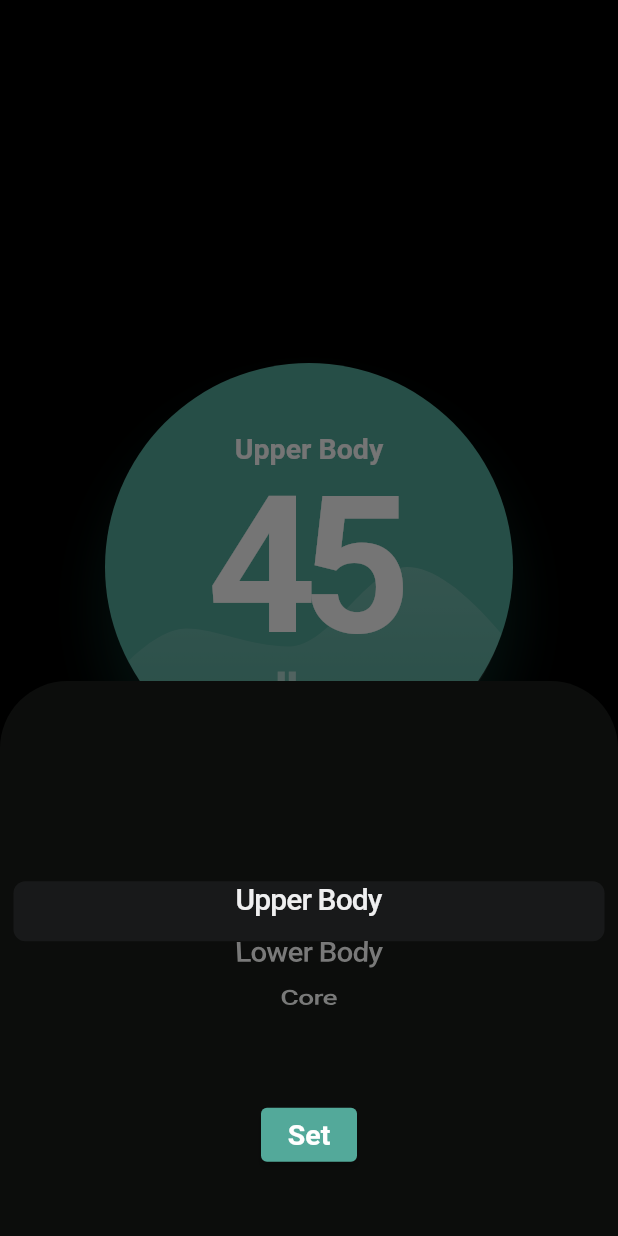
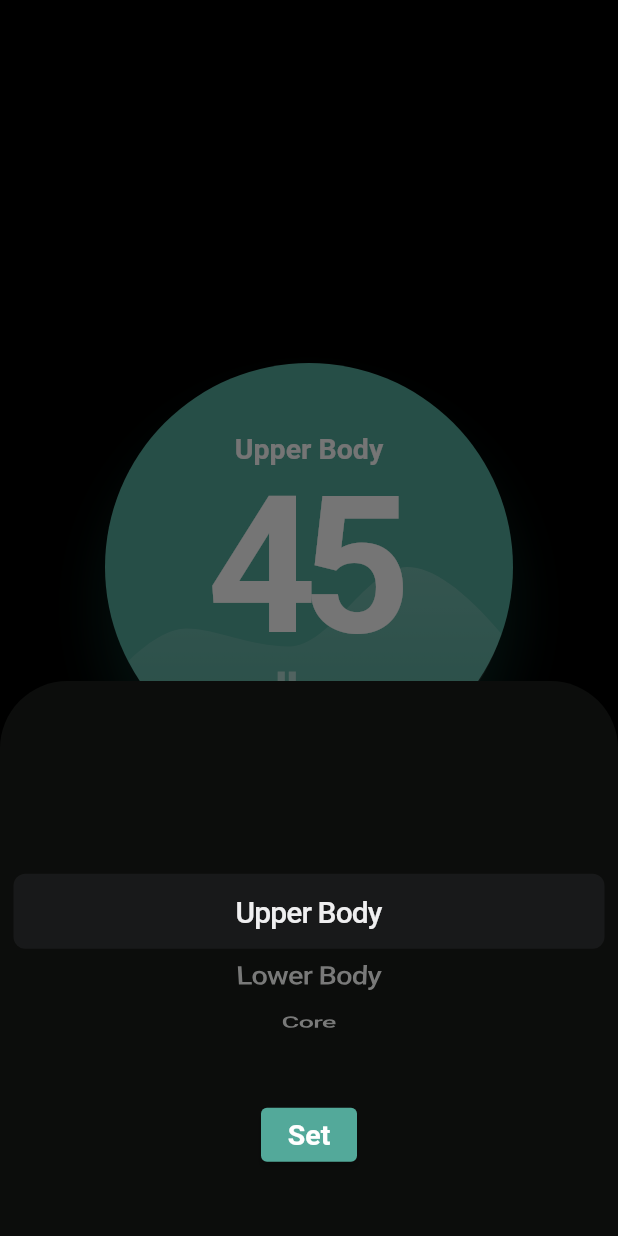
Before and after one commit to luggy-wuggy/tonal_project, a Flutter app: the screen it shows after launch, after a tap on "Label", on a phone screen of 412 x 824 dp. Run offline on Flutter 3.47's test engine with Material 2 defaults, Android fonts, the phone set to English and light mode, and no system bars; our stand-ins replace flutter_svg, rxdart, shared_preferences; Roboto replaces fonts that are missing (Helvetica, League Gothic).

Commit message:
clean up refactor and documentation/comments

```diff
--- a/tonal/lib/bloc/bubble_bloc.dart
+++ b/tonal/lib/bloc/bubble_bloc.dart
@@ -2,9 +2,14 @@ import 'dart:async';
 import 'package:rxdart/rxdart.dart';
 import 'package:shared_preferences/shared_preferences.dart';
 
+/// A BloC unit used for one specific Bubble ui widget. \
+/// Contains two BehaviorSubject streams to update the \
+/// state of the label string and weight string
 class BubbleBloc {
-  String initialLabel = 'Upper Body';
-  String initialWeight = '45';
+  final String prefLabel = 'label';
+  final String prefWeight = 'weight';
+  final String initialLabel = 'Upper Body';
+  final String initialWeight = '45';
 
   final _subjectLabelDisplay = BehaviorSubject<String>();
   final _subjectWeightDisplay = BehaviorSubject<String>();
@@ -13,25 +18,29 @@ class BubbleBloc {
   Stream<String> get labelObservable => _subjectLabelDisplay.stream;
   Stream<String> get weightObservable => _subjectWeightDisplay.stream;
 
+  /// Fetch shared preferences cache in the start of BloC instantiation
+  /// whether there are persistent values for label and weightvalues
   void loadPreferences() async {
     SharedPreferences prefs = await SharedPreferences.getInstance();
-    String? label = prefs.getString('label');
-    String? weight = prefs.getString('weight');
+    String? label = prefs.getString(prefLabel);
+    String? weight = prefs.getString(prefWeight);
 
-    label != null ? _subjectLabelDisplay.sink.add(label) : _subjectLabelDisplay.sink.add(initialLabel);
-    weight != null ? _subjectWeightDisplay.sink.add(weight) : _subjectWeightDisplay.sink.add(initialWeight);
+    label != null ? _subjectLabelDisplay.value = label : _subjectLabelDisplay.value = initialLabel;
+    weight != null ? _subjectWeightDisplay.value = weight : _subjectWeightDisplay.value = initialWeight;
   }
 
+  /// Set the label value and save it into shared preferences cache
   void setLabel(String s) async {
     SharedPreferences prefs = await SharedPreferences.getInstance();
     _subjectLabelDisplay.value = s;
-    await prefs.setString('label', s);
+    await prefs.setString(prefLabel, s);
   }
 
+  /// Set the weight value and save it into shared preferences cache
   void setWeight(String s) async {
     SharedPreferences prefs = await SharedPreferences.getInstance();
     _subjectWeightDisplay.value = s;
-    await prefs.setString('weight', s);
+    await prefs.setString(prefWeight, s);
   }
 
   void dispose() {
--- a/tonal/lib/bloc/bubble_provider.dart
+++ b/tonal/lib/bloc/bubble_provider.dart
@@ -1,6 +1,8 @@
 import 'package:flutter/material.dart';
 import 'package:tonal/bloc/bubble_bloc.dart';
 
+/// Provider for the BubbleBloC in order to inject on top of widget tree, \
+/// for access to the state/functionality of the BloC down it's children.
 class BubbleProvider with ChangeNotifier {
   late BubbleBloc _bubbleBloc;
 
--- a/tonal/lib/global/bubble_options.dart
+++ b/tonal/lib/global/bubble_options.dart
@@ -1,3 +1,3 @@
-List<String> weightList = [for (var i = 0; i <= 350; i++) "$i"];
+final List<String> weightList = [for (var i = 0; i <= 350; i++) "$i"];
 
-List<String> labelList = ["Upper Body", "Lower Body", "Core"];
+final List<String> labelList = ["Upper Body", "Lower Body", "Core"];
--- a/tonal/lib/global/styles.dart
+++ b/tonal/lib/global/styles.dart
@@ -4,9 +4,9 @@ import 'package:flutter_svg/flutter_svg.dart';
 
 const double bubbleDiameter = 272;
 
-String assetName = 'assets/graph.svg';
-Widget svg = SvgPicture.asset(
-  assetName,
+const String graph = 'assets/graph.svg';
+final Widget graphSVG = SvgPicture.asset(
+  graph,
   semanticsLabel: 'graph bubble',
 );
 
@@ -30,19 +30,19 @@ const labelTextStyle = TextStyle(
 );
 
 const weightTextStyle = TextStyle(
-  letterSpacing: -10,
   fontFamily: 'League Gothic',
   fontSize: 127,
   fontWeight: FontWeight.w600,
   color: Colors.white,
+  letterSpacing: -10,
 );
 
 const unitTextStyle = TextStyle(
-  letterSpacing: -2,
   fontFamily: 'League Gothic',
   fontSize: 38,
   fontWeight: FontWeight.w500,
   color: Color(0x80ffffff),
+  letterSpacing: -2,
 );
 
 const scrollItemTextStyle = TextStyle(
--- a/tonal/lib/main.dart
+++ b/tonal/lib/main.dart
@@ -1,7 +1,8 @@
 import 'package:flutter/material.dart';
+import 'package:provider/provider.dart';
+
 import 'package:tonal/bloc/bubble_provider.dart';
 import 'package:tonal/view/home.dart';
-import 'package:provider/provider.dart';
 
 void main() {
   runApp(const MyApp());
@@ -17,6 +18,7 @@ class MyApp extends StatelessWidget {
         title: 'Tonal Widget Challenge',
         theme: ThemeData(),
         home: const Home(),
+        debugShowCheckedModeBanner: false,
       ),
     );
   }
--- a/tonal/lib/view/home.dart
+++ b/tonal/lib/view/home.dart
@@ -1,10 +1,6 @@
 import 'package:flutter/cupertino.dart';
 import 'package:flutter/material.dart';
-import 'package:tonal/bloc/bubble_bloc.dart';
-import 'package:tonal/bloc/bubble_provider.dart';
-import 'package:tonal/global/bubble_options.dart';
-import 'package:tonal/global/styles.dart';
-import 'package:provider/provider.dart';
+
 import 'package:tonal/widgets/bubble.dart';
 import 'package:tonal/widgets/label_button.dart';
 import 'package:tonal/widgets/weight_button.dart';
--- a/tonal/lib/widgets/bubble.dart
+++ b/tonal/lib/widgets/bubble.dart
@@ -17,6 +17,12 @@ class _BubbleState extends State<Bubble> {
   late BubbleBloc _bubbleBloc;
 
   @override
+  void dispose() {
+    _bubbleBloc.dispose();
+    super.dispose();
+  }
+
+  @override
   Widget build(BuildContext context) {
     _bubbleBloc = Provider.of<BubbleProvider>(context).bloc;
 
@@ -33,7 +39,14 @@ class _BubbleState extends State<Bubble> {
               child: StreamBuilder<Object>(
                 stream: _bubbleBloc.labelObservable,
                 builder: (context, snapshot) {
-                  return Text('${snapshot.data}', style: labelTextStyle);
+                  bool hasLabel = snapshot.hasData || snapshot.data == 'null';
+
+                  return hasLabel
+                      ? Text(
+                          '${snapshot.data}',
+                          style: labelTextStyle,
+                        )
+                      : Container();
                 },
               ),
             ),
@@ -43,10 +56,14 @@ class _BubbleState extends State<Bubble> {
             child: StreamBuilder<Object>(
               stream: _bubbleBloc.weightObservable,
               builder: (context, snapshot) {
-                return Text(
-                  '${snapshot.data}',
-                  style: weightTextStyle,
-                );
+                bool hasWeight = snapshot.hasData || snapshot.data == 'null';
+
+                return hasWeight
+                    ? Text(
+                        '${snapshot.data}',
+                        style: weightTextStyle,
+                      )
+                    : const CircularProgressIndicator(color: Colors.white);
               },
             ),
           ),
@@ -54,14 +71,17 @@ class _BubbleState extends State<Bubble> {
             padding: EdgeInsets.only(bottom: bubbleDiameter * 0.1),
             child: Align(
               alignment: Alignment.bottomCenter,
-              child: Text('lbs', style: unitTextStyle),
+              child: Text(
+                'lbs',
+                style: unitTextStyle,
+              ),
             ),
           ),
           Align(
             alignment: Alignment.bottomCenter,
             child: ClipPath(
               clipper: GraphBubbleClipper(),
-              child: svg,
+              child: graphSVG,
             ),
           ),
         ],
@@ -70,6 +90,10 @@ class _BubbleState extends State<Bubble> {
   }
 }
 
+/// A clipper class to shape the graph svg into the Bubble's circle. \
+/// Currently only fits to the set bubble diameter of 272. \
+/// \
+/// TODO: make clipper dynamic to any bubble diameter size
 class GraphBubbleClipper extends CustomClipper<Path> {
   @override
   Path getClip(
--- a/tonal/lib/widgets/label_button.dart
+++ b/tonal/lib/widgets/label_button.dart
@@ -58,10 +58,10 @@ class _LabelButtonState extends State<LabelButton> {
                           height: 220,
                           child: CupertinoPicker(
                             scrollController: _labelScrollController,
-                            itemExtent: 40,
+                            itemExtent: 50,
                             onSelectedItemChanged: (int index) {},
                             children: labelList.map((e) {
-                              return Text(e, style: scrollItemTextStyle);
+                              return Center(child: Text(e, style: scrollItemTextStyle));
                             }).toList(),
                           ),
                         ),
--- a/tonal/lib/widgets/weight_button.dart
+++ b/tonal/lib/widgets/weight_button.dart
@@ -58,10 +58,10 @@ class _WeightButtonState extends State<WeightButton> {
                           height: 220,
                           child: CupertinoPicker(
                             scrollController: _weightScrollController,
-                            itemExtent: 40,
+                            itemExtent: 50,
                             onSelectedItemChanged: (int index) {},
                             children: weightList.map((e) {
-                              return Text(e, style: scrollItemTextStyle);
+                              return Center(child: Text(e, style: scrollItemTextStyle));
                             }).toList(),
                           ),
                         ),
```
Also changed, not shown: 1 other file.
